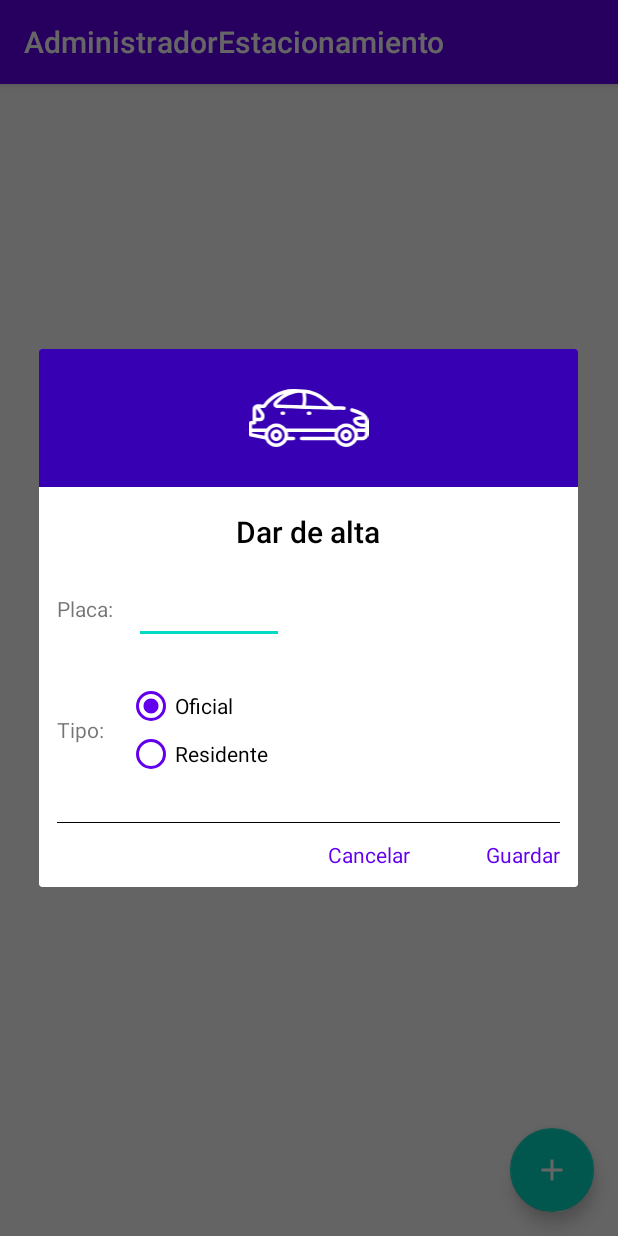
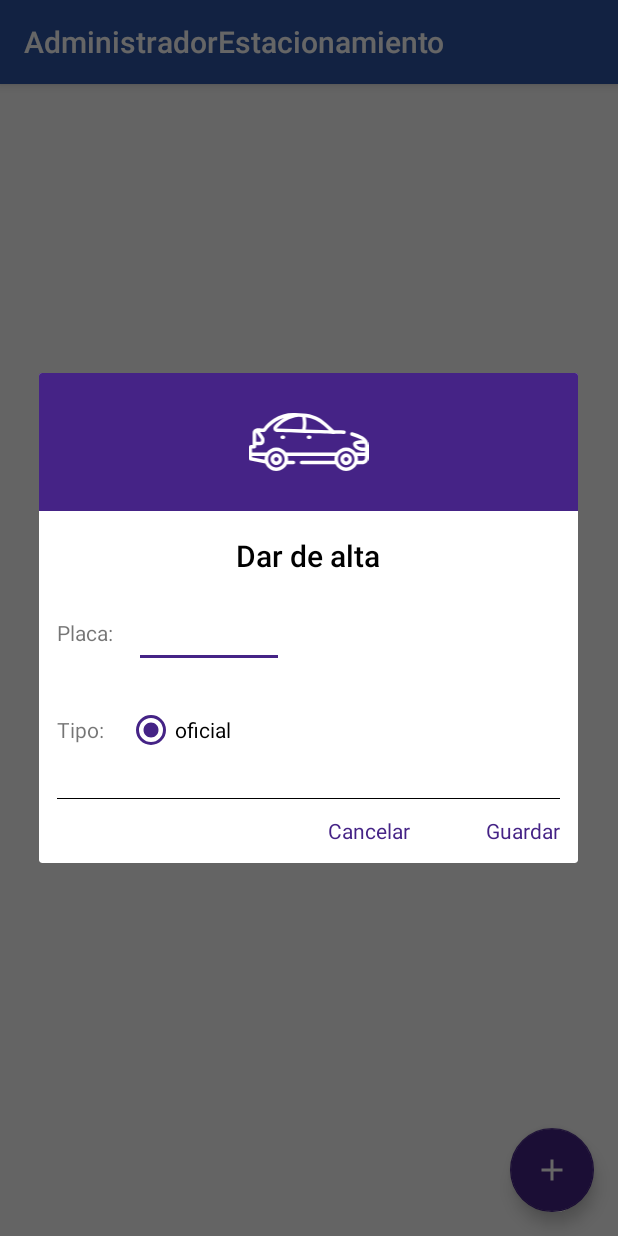
Before and after one commit to kevinPinzon/android-developer-test, an Android app: the fragment CarsFragment shown on its own in the app's theme, after a tap on an icon or button, on a phone screen of 412 x 824 dp. Run offline under Robolectric (Android 15) with nearby library versions, the phone set to English and light mode, and no system bars; our stand-ins replace Room's generated code.

Commit message:
se agrego tabla tipo de carros y se dan de alta correctamente oficiales y residentes

```diff
--- a/AdministradorEstacionamiento/app/src/main/java/com/kevinpinzon/administradorestacionamiento/data/AppDatabase.kt
+++ b/AdministradorEstacionamiento/app/src/main/java/com/kevinpinzon/administradorestacionamiento/data/AppDatabase.kt
@@ -5,12 +5,15 @@ import androidx.room.Database
 import androidx.room.Room
 import androidx.room.RoomDatabase
 import com.kevinpinzon.administradorestacionamiento.data.model.Car
+import com.kevinpinzon.administradorestacionamiento.data.model.TypeCar
 import com.kevinpinzon.administradorestacionamiento.domain.CarDAO
+import com.kevinpinzon.administradorestacionamiento.domain.TypeCarDAO
 
-@Database(entities = [Car::class],version = 1)
+@Database(entities = [Car::class, TypeCar::class],version = 1)
 abstract class AppDatabase : RoomDatabase() {
 
     abstract fun carDAO(): CarDAO
+    abstract fun typeCarDAO(): TypeCarDAO
 
 
     companion object{
@@ -23,7 +26,7 @@ abstract class AppDatabase : RoomDatabase() {
                     instance = Room.databaseBuilder(
                         context.applicationContext,
                         AppDatabase::class.java,
-                        "tabla_cars"
+                        "app_database"
                     ).build()
                 }
                 return instance
--- a/AdministradorEstacionamiento/app/src/main/java/com/kevinpinzon/administradorestacionamiento/data/model/Car.kt
+++ b/AdministradorEstacionamiento/app/src/main/java/com/kevinpinzon/administradorestacionamiento/data/model/Car.kt
@@ -14,7 +14,7 @@ data class Car (
     var placa : String = "",
 
     @ColumnInfo(name = "type")
-    var type : Int = 0,
+    var type : String = "",
 
     @ColumnInfo(name = "totalToPay")
     var totalToPay : Float = 0F
--- /dev/null
+++ b/AdministradorEstacionamiento/app/src/main/java/com/kevinpinzon/administradorestacionamiento/data/model/TypeCar.kt
@@ -0,0 +1,18 @@
+package com.kevinpinzon.administradorestacionamiento.data.model
+
+import androidx.room.ColumnInfo
+import androidx.room.Entity
+import androidx.room.PrimaryKey
+
+
+@Entity(tableName = "typeCar")
+data class TypeCar (
+
+    @PrimaryKey(autoGenerate = true)
+    @ColumnInfo(name = "id")
+    var id : Int,
+
+    @ColumnInfo(name = "name")
+    var name : String = ""
+
+)
--- a/AdministradorEstacionamiento/app/src/main/java/com/kevinpinzon/administradorestacionamiento/domain/CarDAO.kt
+++ b/AdministradorEstacionamiento/app/src/main/java/com/kevinpinzon/administradorestacionamiento/domain/CarDAO.kt
@@ -22,6 +22,6 @@ interface CarDAO {
     @Query("SELECT * FROM car")
     fun getAllCars():LiveData<List<Car>>
 
-    @Query("SELECT * FROM car WHERE type == 1")
+    @Query("SELECT * FROM car WHERE type == 'oficial'")
     fun getOficialCars():LiveData<List<Car>>
 }
--- a/AdministradorEstacionamiento/app/src/main/java/com/kevinpinzon/administradorestacionamiento/domain/Repo.kt
+++ b/AdministradorEstacionamiento/app/src/main/java/com/kevinpinzon/administradorestacionamiento/domain/CarRepo.kt
@@ -3,7 +3,7 @@ package com.kevinpinzon.administradorestacionamiento.domain
 import androidx.lifecycle.LiveData
 import com.kevinpinzon.administradorestacionamiento.data.model.Car
 
-class Repo(private val carDAO: CarDAO) {
+class CarRepo(private val carDAO: CarDAO) {
 
     val allcars: LiveData<List<Car>> = carDAO.getAllCars()
 
--- /dev/null
+++ b/AdministradorEstacionamiento/app/src/main/java/com/kevinpinzon/administradorestacionamiento/domain/TypeCarDAO.kt
@@ -0,0 +1,16 @@
+package com.kevinpinzon.administradorestacionamiento.domain
+
+import androidx.lifecycle.LiveData
+import androidx.room.*
+import com.kevinpinzon.administradorestacionamiento.data.model.TypeCar
+
+@Dao
+interface TypeCarDAO {
+
+    @Insert(onConflict = OnConflictStrategy.IGNORE)
+    suspend fun insertTypecar(type: TypeCar)
+
+    @Query("SELECT * FROM TypeCar")
+    fun getAllTypeCars(): LiveData<List<TypeCar>>
+
+}
--- /dev/null
+++ b/AdministradorEstacionamiento/app/src/main/java/com/kevinpinzon/administradorestacionamiento/domain/TypeCarRepo.kt
@@ -0,0 +1,13 @@
+package com.kevinpinzon.administradorestacionamiento.domain
+
+import androidx.lifecycle.LiveData
+import com.kevinpinzon.administradorestacionamiento.data.model.TypeCar
+
+class TypeCarRepo(private val typeCarDAO: TypeCarDAO) {
+
+    val allcars: LiveData<List<TypeCar>> = typeCarDAO.getAllTypeCars()
+
+    suspend fun insert(typeCar: TypeCar) {
+        typeCarDAO.insertTypecar(typeCar)
+    }
+}
--- a/AdministradorEstacionamiento/app/src/main/java/com/kevinpinzon/administradorestacionamiento/view/adapters/RecyclerAdapter.kt
+++ b/AdministradorEstacionamiento/app/src/main/java/com/kevinpinzon/administradorestacionamiento/view/adapters/RecyclerAdapter.kt
@@ -6,6 +6,7 @@ import android.view.ViewGroup
 import androidx.recyclerview.widget.RecyclerView
 import com.kevinpinzon.administradorestacionamiento.R
 import com.kevinpinzon.administradorestacionamiento.data.model.Car
+import com.kevinpinzon.administradorestacionamiento.data.model.TypeCar
 import kotlinx.android.synthetic.main.card_car.view.*
 
 
@@ -23,6 +24,7 @@ class RecyclerView(val cars: List<Car>)
 
     override fun onBindViewHolder(holder: RecyclerView.ViewHolder, position: Int) {
         holder.itemView.textvPlaca.text = cars[position].placa.toString()
+        holder.itemView.textvType.text = cars[position].type.toString()
     }
 
     override fun getItemCount(): Int {
--- a/AdministradorEstacionamiento/app/src/main/java/com/kevinpinzon/administradorestacionamiento/view/fragments/CarsFragment.kt
+++ b/AdministradorEstacionamiento/app/src/main/java/com/kevinpinzon/administradorestacionamiento/view/fragments/CarsFragment.kt
@@ -1,22 +1,24 @@
 package com.kevinpinzon.administradorestacionamiento.view.fragments
 
 import android.app.AlertDialog
+import android.app.Dialog
 import android.os.Bundle
 import androidx.fragment.app.Fragment
 import android.view.LayoutInflater
 import android.view.View
 import android.view.ViewGroup
-import android.widget.Toast
+import android.widget.*
+import androidx.lifecycle.LiveData
 import androidx.lifecycle.Observer
 import androidx.lifecycle.ViewModelProviders
 import androidx.recyclerview.widget.LinearLayoutManager
 import androidx.recyclerview.widget.RecyclerView
 import com.kevinpinzon.administradorestacionamiento.R
 import com.kevinpinzon.administradorestacionamiento.data.model.Car
+import com.kevinpinzon.administradorestacionamiento.data.model.TypeCar
 import com.kevinpinzon.administradorestacionamiento.viewmodel.CarViewModel
+import com.kevinpinzon.administradorestacionamiento.viewmodel.TypeCarViewModel
 import kotlinx.android.synthetic.main.fragment_cars.*
-import kotlinx.android.synthetic.main.dialog_addcar.*
-
 
 /**
  * A simple [Fragment] subclass.
@@ -24,14 +26,18 @@ import kotlinx.android.synthetic.main.dialog_addcar.*
 class CarsFragment : Fragment() {
 
     private lateinit var carViewModel: CarViewModel
+    private lateinit var typeCarViewModel: TypeCarViewModel
+
+    //private lateinit var typesCarsG: List<TypeCar>
+
 
     override fun onCreate(savedInstanceState: Bundle?){
         super.onCreate(savedInstanceState)
-
     }
 
-    private fun addCar() {
-        carViewModel.insert(Car("PVCD 22",1,0F))
+    private fun addCar(placa:String, type:String, dialog:AlertDialog) {
+        carViewModel.insert(Car(placa, type,0F))
+        dialog.cancel()
     }
 
     override fun onCreateView(
@@ -45,37 +51,49 @@ class CarsFragment : Fragment() {
         super.onViewCreated(view, savedInstanceState)
 
         carViewModel = ViewModelProviders.of(this).get(CarViewModel::class.java)
+        typeCarViewModel = ViewModelProviders.of(this).get(TypeCarViewModel::class.java)
 
-        // Specify layout for recycler view
         val linearLayoutManager = LinearLayoutManager(context, RecyclerView.VERTICAL,false)
         car_recyclerView.layoutManager = linearLayoutManager
 
         var modelDialog = AlertDialog.Builder(context)
         val dialogView = layoutInflater.inflate(R.layout.dialog_addcar, null)
+
         modelDialog.setView(dialogView)
         var dialogCustom = modelDialog.create()
 
         addObserver()
+        addObserverTypes(dialogView)
 
         btn_addCar.setOnClickListener {
 
             dialogCustom.show()
 
-            /*textView_save.setOnClickListener {
-                println("save")
+            val saveTextV = dialogView.findViewById<TextView>(R.id.textView_save)
+            val cancelTextV = dialogView.findViewById<TextView>(R.id.textView_cancel)
+
+            val placaEditText = dialogView.findViewById<EditText>(R.id.editText_placa)
+
+            val rg = dialogView.findViewById<RadioGroup>(R.id.radiog_types)
+
+            saveTextV.setOnClickListener {
+
+                val rbSelected = dialogView.findViewById<RadioButton>(rg.checkedRadioButtonId)
+
+                if( placaEditText.text.length > 0){
+                    addCar(placaEditText.text.toString(), rbSelected.text.toString(), dialogCustom)
+                    placaEditText.text.clear()
+                }else{
+                    placaEditText.error = "Debe agregar numero de placa"
+                }
             }
 
-            textView_cancel.setOnClickListener {
-                println("cancel")
+            cancelTextV.setOnClickListener {
+
+                placaEditText.text.clear()
                 dialogCustom.cancel()
-            }*/
+            }
 
-
-
-            //editText_placa.text.toString()
-
-
-        //    addCar()
         }
 
     }
@@ -83,18 +101,36 @@ class CarsFragment : Fragment() {
     private fun addObserver() {
         val observer = Observer<List<Car>> { cars ->
             if (cars != null) {
-                var text = ""
-
                 car_recyclerView.adapter =
                     com.kevinpinzon.administradorestacionamiento.view.adapters.RecyclerView(
                         cars
                     )
-
-                for (car in cars) {
-                    println(car)
-                }
             }
         }
         carViewModel.allCars.observe(this, observer)
     }
+
+    private fun addObserverTypes(dialogView: View) {
+        val observer = Observer<List<TypeCar>> { types ->
+            if (types != null) {
+
+                if (types.isEmpty() ){
+                    typeCarViewModel.insert(TypeCar(0,"oficial"))
+                    typeCarViewModel.insert(TypeCar(1,"residente"))
+                }
+
+                val rg = dialogView.findViewById<RadioGroup>(R.id.radiog_types)
+                rg.orientation = RadioGroup.VERTICAL
+
+                for (type in types) {
+                    val rb  = RadioButton(dialogView.context)
+                    rb.text = type.name
+                    rb.id   = type.id
+                    rg.addView(rb)
+                    rb.isChecked = true
+                }
+            }
+        }
+        typeCarViewModel.alltypeCars.observe(this, observer)
+    }
 }
--- a/AdministradorEstacionamiento/app/src/main/java/com/kevinpinzon/administradorestacionamiento/viewmodel/CarViewModel.kt
+++ b/AdministradorEstacionamiento/app/src/main/java/com/kevinpinzon/administradorestacionamiento/viewmodel/CarViewModel.kt
@@ -6,19 +6,19 @@ import androidx.lifecycle.LiveData
 import androidx.lifecycle.viewModelScope
 import com.kevinpinzon.administradorestacionamiento.data.AppDatabase
 import com.kevinpinzon.administradorestacionamiento.data.model.Car
-import com.kevinpinzon.administradorestacionamiento.domain.Repo
+import com.kevinpinzon.administradorestacionamiento.domain.CarRepo
 import kotlinx.coroutines.Dispatchers
 import kotlinx.coroutines.launch
 
 class CarViewModel(application: Application) : AndroidViewModel(application) {
 
-    private val repository: Repo
+    private val repository: CarRepo
 
     val allCars: LiveData<List<Car>>
 
     init {
         val carsDao = AppDatabase.getDatabase(application).carDAO()
-        repository = Repo(carsDao)
+        repository = CarRepo(carsDao)
         allCars = repository.allcars
     }
 
--- /dev/null
+++ b/AdministradorEstacionamiento/app/src/main/java/com/kevinpinzon/administradorestacionamiento/viewmodel/TypeCarViewModel.kt
@@ -0,0 +1,28 @@
+package com.kevinpinzon.administradorestacionamiento.viewmodel
+
+import android.app.Application
+import androidx.lifecycle.AndroidViewModel
+import androidx.lifecycle.LiveData
+import androidx.lifecycle.viewModelScope
+import com.kevinpinzon.administradorestacionamiento.data.AppDatabase
+import com.kevinpinzon.administradorestacionamiento.data.model.TypeCar
+import com.kevinpinzon.administradorestacionamiento.domain.TypeCarRepo
+import kotlinx.coroutines.Dispatchers
+import kotlinx.coroutines.launch
+
+class TypeCarViewModel(application: Application) : AndroidViewModel(application) {
+
+    private val repository: TypeCarRepo
+
+    val alltypeCars: LiveData<List<TypeCar>>
+
+    init {
+        val typeCarsDao = AppDatabase.getDatabase(application).typeCarDAO()
+        repository = TypeCarRepo(typeCarsDao)
+        alltypeCars = repository.allcars
+    }
+
+    fun insert(typeCar: TypeCar) = viewModelScope.launch(Dispatchers.IO) {
+        repository.insert(typeCar)
+    }
+}
--- a/AdministradorEstacionamiento/app/src/main/res/layout/dialog_addcar.xml
+++ b/AdministradorEstacionamiento/app/src/main/res/layout/dialog_addcar.xml
@@ -8,7 +8,7 @@
     <RelativeLayout
         android:layout_width="match_parent"
         android:layout_height="wrap_content"
-        android:background="@color/colorPrimaryDark"
+        android:background="@color/colorAccent"
         android:gravity="center"
         android:padding="4dp">
         <ImageView
@@ -48,9 +48,7 @@
             android:layout_width="100dp"
             android:layout_height="wrap_content"
             android:layout_marginStart="14dp"
-            android:layout_toEndOf="@+id/textView_Titleplaca"
-            android:inputType="text"
-            android:text=""/>
+            android:layout_toEndOf="@+id/textView_Titleplaca" />
 
     </RelativeLayout>
 
@@ -78,20 +76,7 @@
             android:layout_alignParentTop="true"
             android:layout_toEndOf="@+id/textView_type">
 
-            <RadioButton
-                android:id="@+id/rb_personal"
-                android:layout_width="wrap_content"
-                android:layout_height="wrap_content"
-                android:buttonTint="@color/colorPrimary"
-                android:checked="true"
-                android:text="Oficial"/>
 
-            <RadioButton
-                android:id="@+id/rb_redes"
-                android:layout_width="wrap_content"
-                android:layout_height="wrap_content"
-                android:buttonTint="@color/colorPrimary"
-                android:text="Residente" />
 
         </RadioGroup>
 
@@ -119,7 +104,8 @@
         android:layout_marginEnd="100dp"
         android:layout_marginTop="12dp"
         android:text="Cancelar"
-        android:textColor="@color/colorPrimary"/>
+        android:clickable="true"
+        android:textColor="@color/colorAccent"/>
 
     <TextView
         android:id="@+id/textView_save"
@@ -129,7 +115,8 @@
         android:layout_marginTop="12dp"
         android:layout_alignParentEnd="true"
         android:text="Guardar"
-        android:textColor="@color/colorPrimary" />
+        android:clickable="true"
+        android:textColor="@color/colorAccent" />
 
     </RelativeLayout>
 
--- a/AdministradorEstacionamiento/app/src/main/res/values/colors.xml
+++ b/AdministradorEstacionamiento/app/src/main/res/values/colors.xml
@@ -1,6 +1,6 @@
 <?xml version="1.0" encoding="utf-8"?>
 <resources>
-    <color name="colorPrimary">#6200EE</color>
-    <color name="colorPrimaryDark">#3700B3</color>
-    <color name="colorAccent">#03DAC5</color>
+    <color name="colorPrimary">#2D55A6</color>
+    <color name="colorPrimaryDark">#103B73</color>
+    <color name="colorAccent">#452386</color>
 </resources>
```
